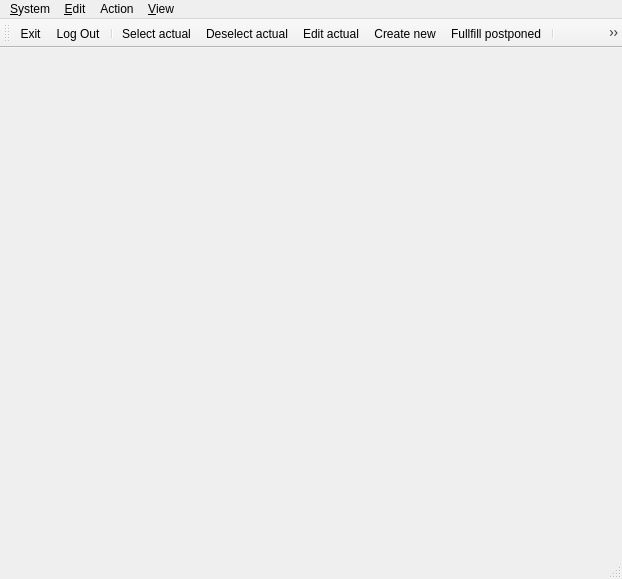
Qt form client/wndmain.ui (tbikfalvi/Belenus) before a commit.
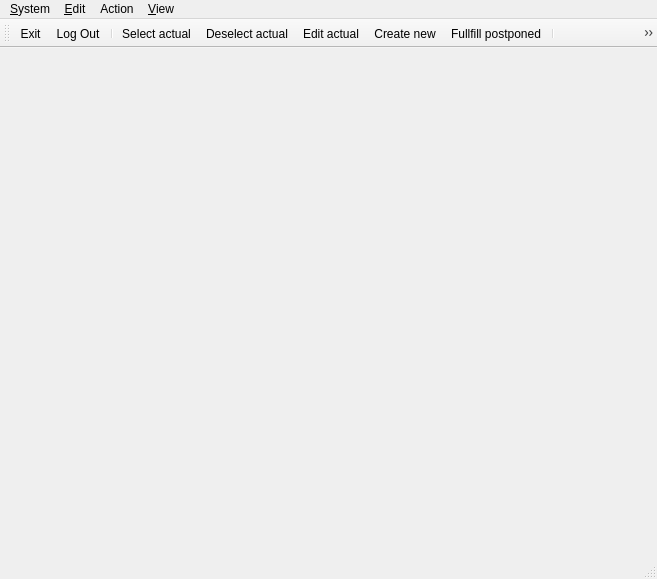
The same form after that commit.

Commit message: ... es meg mindig penztar kezeles. Nyitas, zaras megvan. Dialog folyamatban.

Patch:
```diff
--- a/client/wndmain.ui
+++ b/client/wndmain.ui
@@ -6,7 +6,7 @@
    <rect>
     <x>0</x>
     <y>0</y>
-    <width>622</width>
+    <width>657</width>
     <height>579</height>
    </rect>
   </property>
@@ -21,7 +21,7 @@
     <rect>
      <x>0</x>
      <y>0</y>
-     <width>622</width>
+     <width>657</width>
      <height>20</height>
     </rect>
    </property>
@@ -165,6 +165,8 @@
    <addaction name="action_PatientCardSell"/>
    <addaction name="action_DoctorSchedule"/>
    <addaction name="action_DeviceSchedule"/>
+   <addaction name="separator"/>
+   <addaction name="action_Cassa"/>
   </widget>
   <action name="action_Exit">
    <property name="text">
```
The commit also changes 7 other files.
